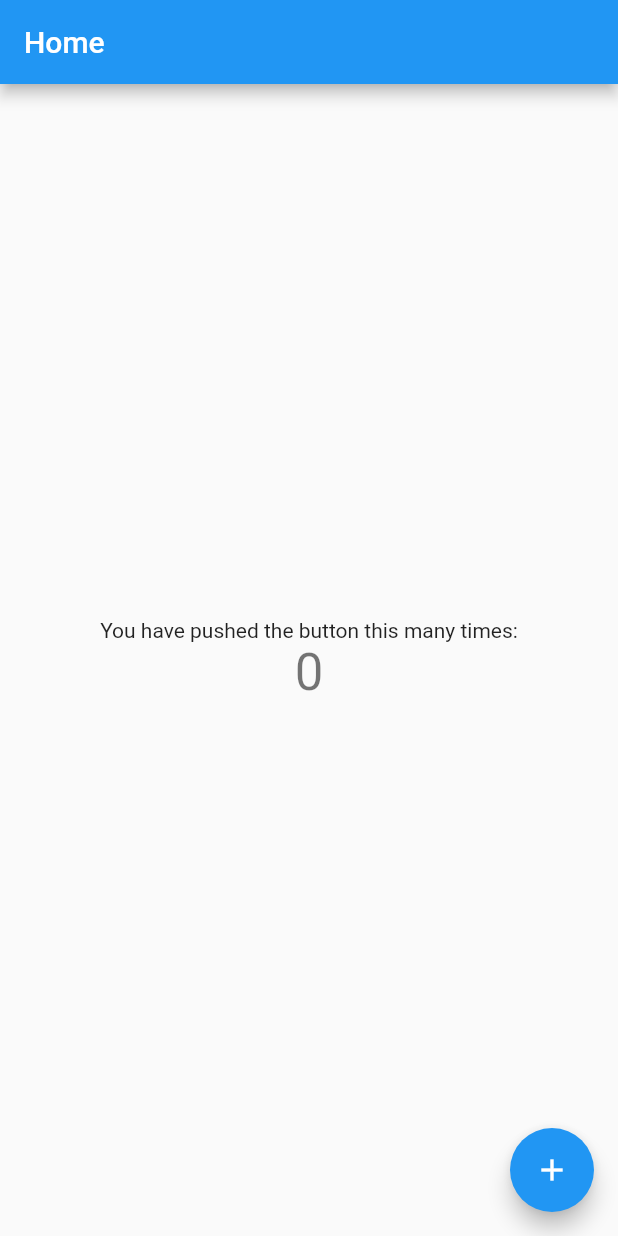
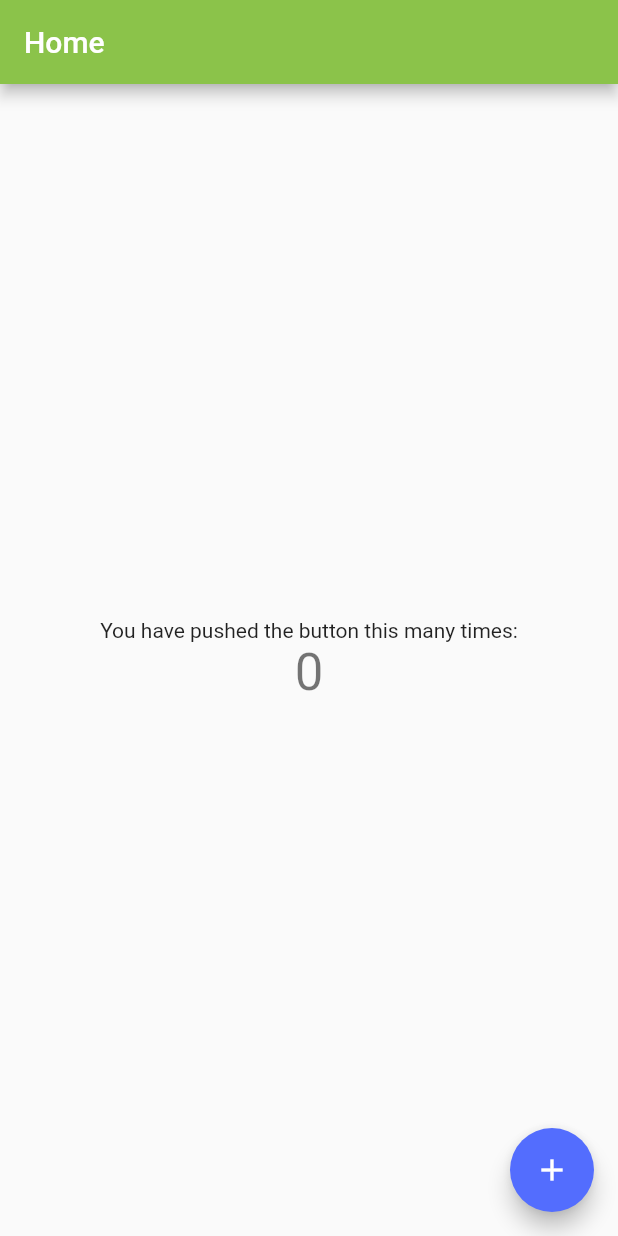
Before and after one commit to nnsnico/qiita_mitsuke_tatter, a Flutter app: the screen it shows after launch, on a phone screen of 412 x 824 dp. Run offline on Flutter 3.47's test engine with Material 2 defaults, Android fonts, the phone set to English and light mode, and no system bars.

Commit message:
Add App Theme

```diff
--- /dev/null
+++ b/lib/theme.dart
@@ -0,0 +1,11 @@
+import 'package:flutter/material.dart';
+
+final ThemeData themeData = new ThemeData(
+  brightness: Brightness.light,
+  primaryColor: Colors.lightGreen,
+  primaryColorBrightness: Brightness.dark,
+  accentColor: Colors.indigoAccent,
+  dividerColor: Colors.grey[300],
+  backgroundColor: Colors.grey[100],
+  secondaryHeaderColor: Colors.white,
+);
--- a/lib/ui/app.dart
+++ b/lib/ui/app.dart
@@ -1,5 +1,7 @@
 import 'package:flutter/material.dart';
 import 'package:qiita_mitsuke_tatter/ui/screen/home_screen.dart';
+
+import 'package:qiita_mitsuke_tatter/theme.dart';
 
 class MyApp extends StatelessWidget {
   // This widget is the root of your application.
@@ -7,17 +9,7 @@ class MyApp extends StatelessWidget {
   Widget build(BuildContext context) {
     return new MaterialApp(
       title: 'QiitaMitsukeTatter',
-      theme: new ThemeData(
-        // This is the theme of your application.
-        //
-        // Try running your application with "flutter run". You'll see the
-        // application has a blue toolbar. Then, without quitting the app, try
-        // changing the primarySwatch below to Colors.green and then invoke
-        // "hot reload" (press "r" in the console where you ran "flutter run",
-        // or press Run > Flutter Hot Reload in IntelliJ). Notice that the
-        // counter didn't reset back to zero; the application is not restarted.
-        primarySwatch: Colors.blue,
-      ),
+      theme: themeData,
       home: new MyHomePage(title: 'Home'),
     );
   }
```
